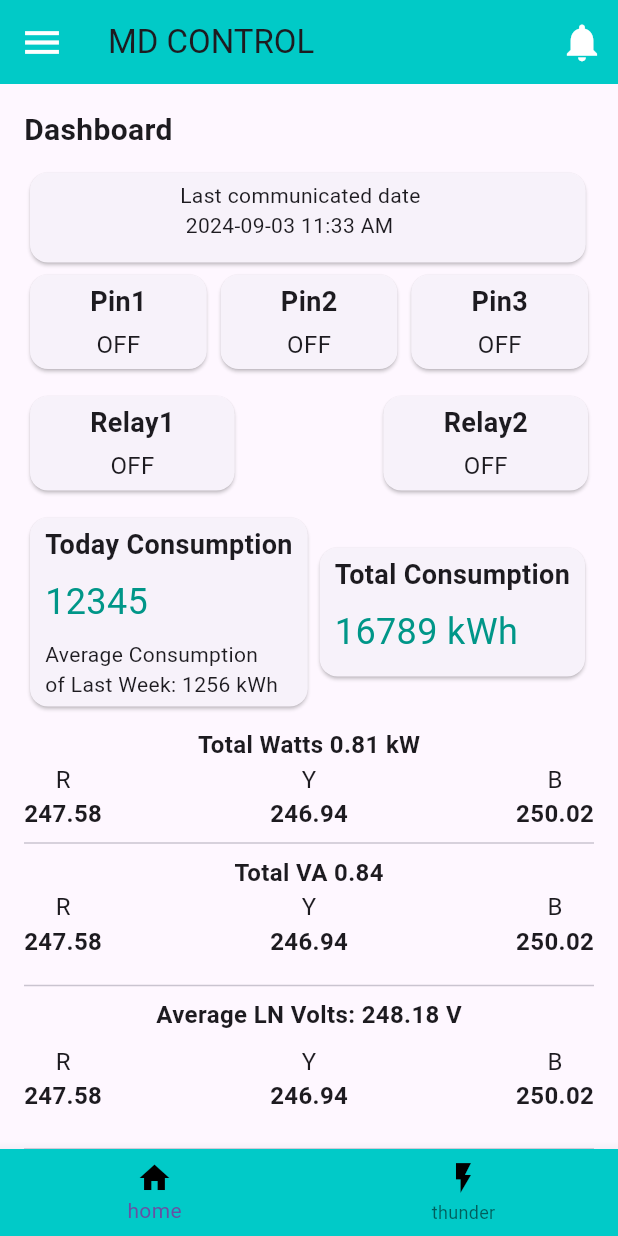
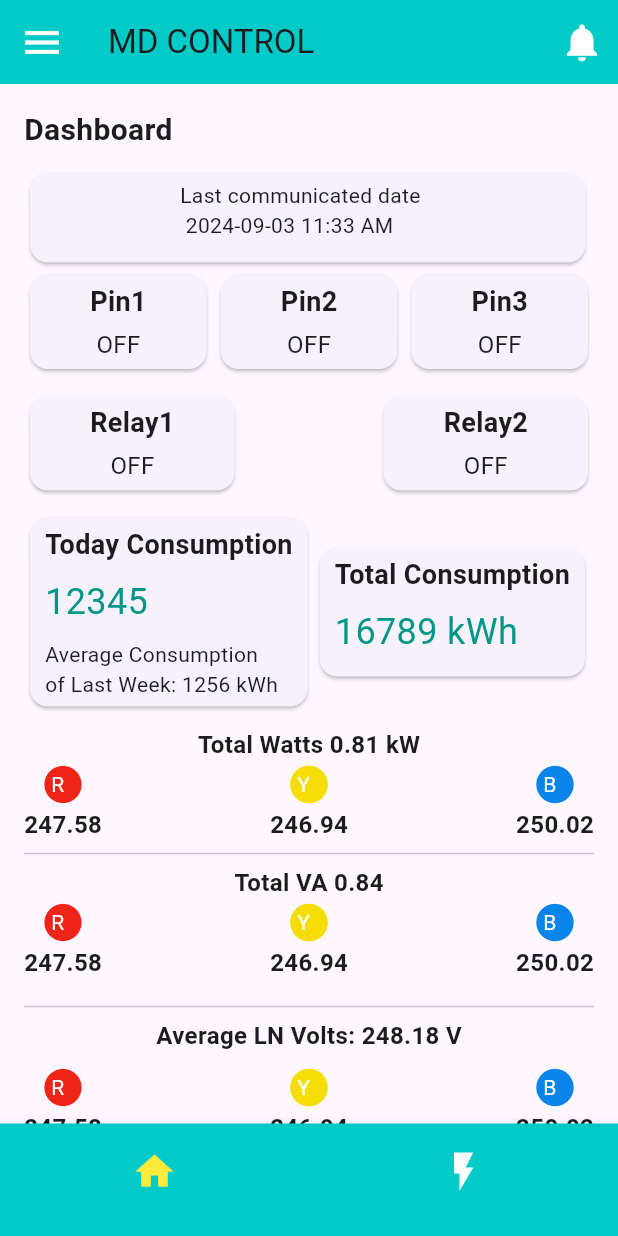
Before and after one commit to rprakashdass/power_consumption_analytics, a Flutter app: the screen it shows after launch, on a phone screen of 412 x 824 dp. Run offline on Flutter 3.47's test engine with Material 3 defaults, Android fonts, the phone set to English and light mode, and no system bars.

Commit message:
dashboard

```diff
--- a/lib/dashboard.dart
+++ b/lib/dashboard.dart
@@ -73,13 +73,26 @@ class DashboardScreen extends StatelessWidget {
           ),
         ),
       ),
+
       bottomNavigationBar: BottomNavigationBar(
+
         items: const [
-          BottomNavigationBarItem(label: 'home', icon: Icon(Icons.home,color: Colors.black,),),
-          BottomNavigationBarItem(label: 'thunder', icon: Icon(Icons.flash_on,color: Colors.black,)),
+
+          BottomNavigationBarItem(label: '', icon: Padding(
+            padding: EdgeInsets.fromLTRB(10,10,10,0),
+            child: Icon(Icons.home,size: 30,),
+          )),
+          BottomNavigationBarItem(label: '', icon: Padding(
+            padding: EdgeInsets.fromLTRB(10,10,10,0),
+            child: Icon(Icons.flash_on,size: 30,),
+          )),
         ],
         backgroundColor: const Color.fromARGB(255, 1, 202, 200),
+        selectedItemColor: Colors.yellow,
+        unselectedItemColor: Colors.white,
+
       ),
+
     );
   }
 
@@ -147,6 +160,10 @@ class DashboardScreen extends StatelessWidget {
     );
   }
 
+
+
+
+
   Widget _buildVoltageInfo() {
     return Column(
       crossAxisAlignment: CrossAxisAlignment.start,
@@ -165,6 +182,20 @@ class DashboardScreen extends StatelessWidget {
         const SizedBox(height: 8),
         _buildVoltageRow('RY', '430.93', 'YB', '428.26', 'BR', '430.37'),
         const Divider(),
+
+        const Center(
+            child: Text('Average Amps: 372.03 A',
+                style: TextStyle(fontSize: 16, fontWeight: FontWeight.bold))),
+        const SizedBox(height: 8),
+        _buildVoltageRow('R', '430.93', 'Y', '428.26', 'B', '430.37'),
+        const Divider(),
+
+        const Center(
+            child: Text('Average PF: 0.91 ',
+                style: TextStyle(fontSize: 16, fontWeight: FontWeight.bold))),
+        const SizedBox(height: 8),
+        _buildVoltageRow('R', '430.93', 'Y', '428.26', 'R', '430.37'),
+
       ],
     );
   }
@@ -175,8 +206,8 @@ class DashboardScreen extends StatelessWidget {
       mainAxisAlignment: MainAxisAlignment.spaceBetween,
       children: [
         _buildVoltageDetail(label1, value1),
-        _buildVoltageDetail(label2, value2),
-        _buildVoltageDetail(label3, value3),
+        buildVoltageDetailforyellow(label2, value2),
+        buildVoltageDetailforblue(label3, value3),
       ],
     );
   }
@@ -184,9 +215,51 @@ class DashboardScreen extends StatelessWidget {
   Widget _buildVoltageDetail(String label, String value) {
     return Column(
       children: [
-        Text(label, style: const TextStyle(fontSize: 16)),
+        // Text(label)
+        Stack(
+          children: [
+            const Icon(Icons.circle_rounded,color: Color.fromARGB(237, 236, 20, 5),size: 30,),
+            Positioned(bottom:5,left:7,child:Center(child:Text(label,style: const TextStyle(color: Colors.white),))),
+
+          ],
+        ),
+        // Text(label, style: const TextStyle(fontSize: 16,color: Color.fromARGB(255, 47, 10, 255))),
         Text(value,
-            style: const TextStyle(fontSize: 16, fontWeight: FontWeight.bold)),
+            style: const TextStyle(fontSize: 16, fontWeight: FontWeight.bold,)),
+      ],
+    );
+  }
+   Widget buildVoltageDetailforyellow(String label, String value) {
+    return Column(
+      children: [
+        // Text(label)
+        Stack(
+          children: [
+            const Icon(Icons.circle_rounded,color: Color.fromARGB(252, 245, 221, 3),size: 30,),
+            Positioned(bottom:5,left:7,child:Center(child:Text(label,style: const TextStyle(color: Colors.white)))),
+
+          ],
+        ),
+        // Text(label, style: const TextStyle(fontSize: 16,color: Color.fromARGB(255, 47, 10, 255))),
+        Text(value,
+            style: const TextStyle(fontSize: 16, fontWeight: FontWeight.bold,)),
+      ],
+    );
+  }
+   Widget buildVoltageDetailforblue(String label, String value) {
+    return Column(
+      children: [
+        // Text(label)
+        Stack(
+          children: [
+            const Icon(Icons.circle_rounded,color: Color.fromARGB(255, 9, 133, 234),size: 30,),
+            Positioned(bottom:5,left:7,child:Center(child:Text(label,style: const TextStyle(color: Colors.white)))),
+
+          ],
+        ),
+        // Text(label, style: const TextStyle(fontSize: 16,color: Color.fromARGB(255, 47, 10, 255))),
+        Text(value,
+            style: const TextStyle(fontSize: 16, fontWeight: FontWeight.bold,)),
       ],
     );
   }
```
